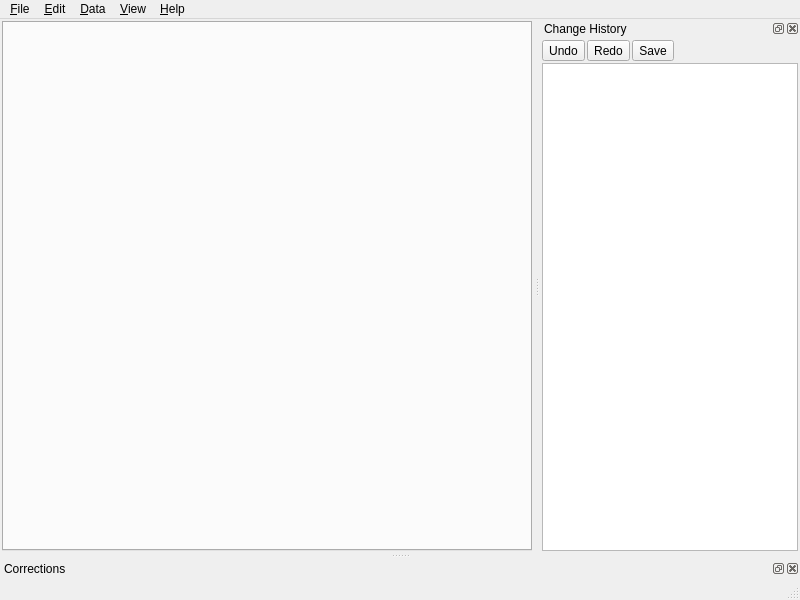
The window that src/hqc/mainwindow.ui (metno/kvhqc) describes before a commit, drawn with Qt 5.
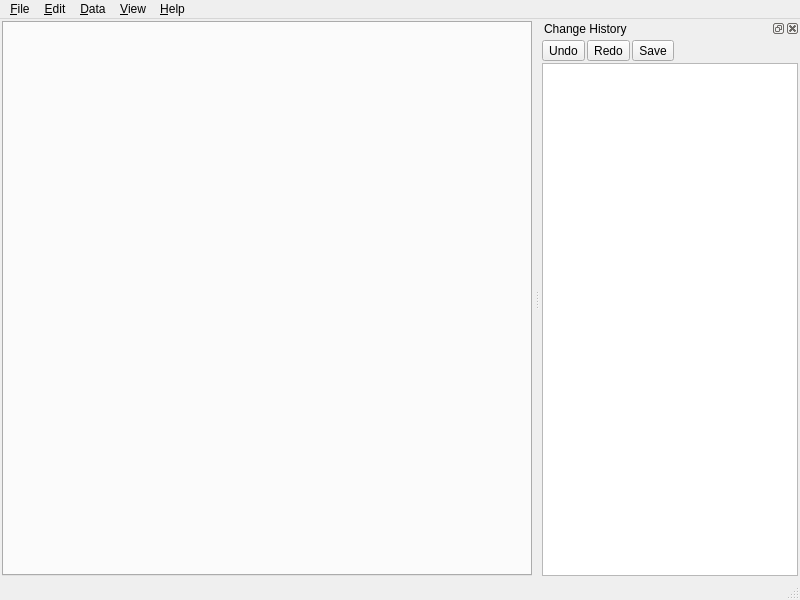
The same window after the commit. Custom widgets are drawn as their Qt base class.

Commit message: HqcMainWindow: improved dock widget handling

Patch:
```diff
--- a/src/hqc/mainwindow.ui
+++ b/src/hqc/mainwindow.ui
@@ -110,15 +110,6 @@
    <addaction name="menuHelp"/>
   </widget>
   <widget class="QStatusBar" name="statusbar"/>
-  <widget class="QDockWidget" name="dockCorrections">
-   <property name="windowTitle">
-    <string>Corrections</string>
-   </property>
-   <attribute name="dockWidgetArea">
-    <number>8</number>
-   </attribute>
-   <widget class="SimpleCorrections" name="simpleCorrrections"/>
-  </widget>
   <widget class="QDockWidget" name="dockHistory">
    <property name="minimumSize">
     <size>
@@ -417,14 +408,6 @@
    </property>
   </action>
  </widget>
- <customwidgets>
-  <customwidget>
-   <class>SimpleCorrections</class>
-   <extends>QWidget</extends>
-   <header>hqc/SimpleCorrections.hh</header>
-   <container>1</container>
-  </customwidget>
- </customwidgets>
  <resources/>
  <connections>
   <connection>
```
Left out of the diff: 42 changed lines with no effect on the pictures. The commit also changes 5 other files.
